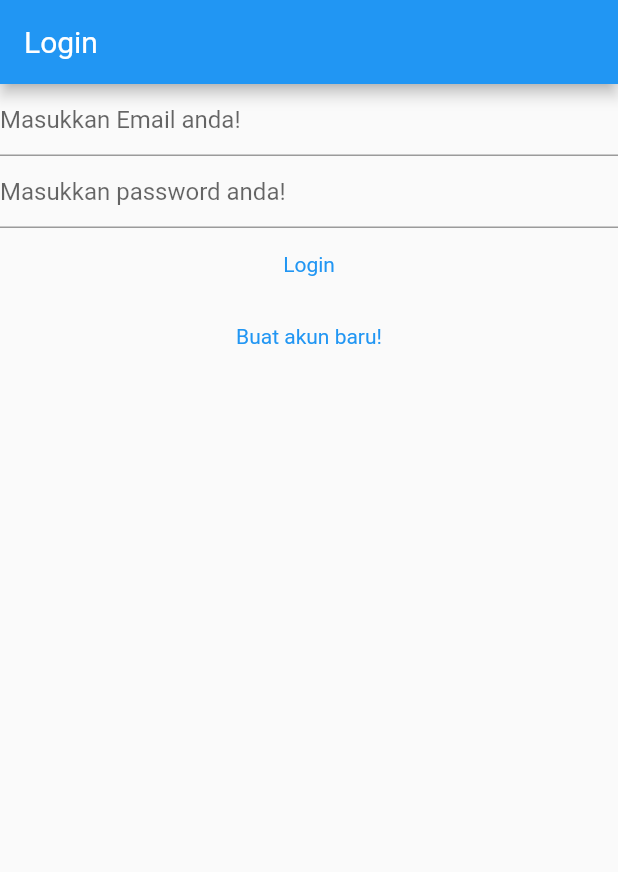
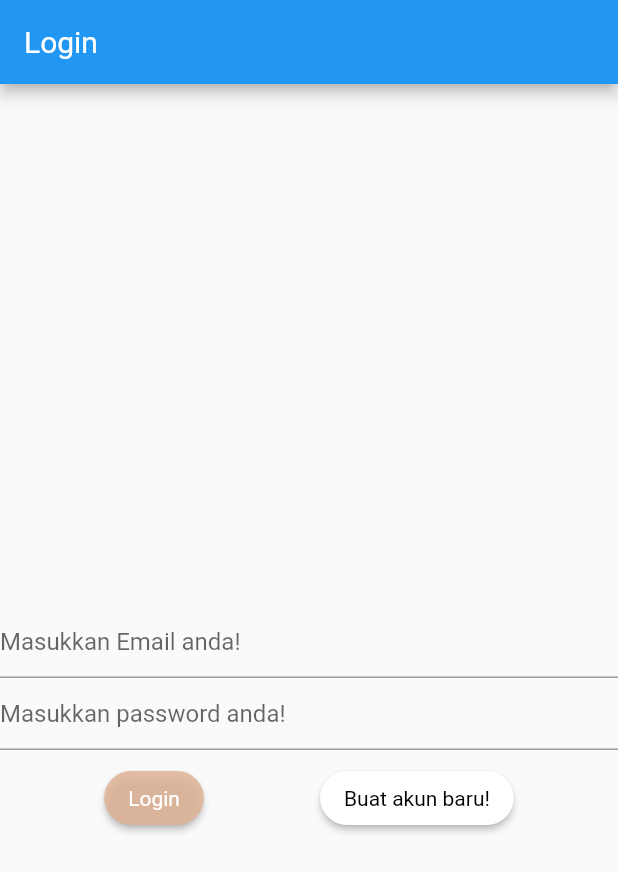
Before and after one commit to Faberroni/flutter_aspk_tembakau, a Flutter app: the screen it shows after launch, on a phone screen of 412 x 824 dp. Shown: the top 872 px of the screen. Run offline on Flutter 3.47's test engine with Material 2 defaults, Android fonts, the phone set to English and light mode, and no system bars; our stand-ins replace cloud_firestore, firebase_auth, firebase_core; accounts and stored records are empty.

Commit message:
UI changes

```diff
--- a/lib/Page/login_page.dart
+++ b/lib/Page/login_page.dart
@@ -1,4 +1,5 @@
 import 'package:flutter/material.dart';
+import 'package:flutter_aspk_tembakau/constants/colors.dart';
 import 'package:flutter_aspk_tembakau/constants/route.dart';
 import 'package:flutter_aspk_tembakau/functions/show_error_dialogue.dart';
 import 'package:flutter_aspk_tembakau/services/auth/auth_exceptions.dart';
@@ -31,16 +32,32 @@ class _LoginPageState extends State<LoginPage> {
 
   @override
   Widget build(BuildContext context) {
+    Size size = MediaQuery.of(context).size;
     return Scaffold(
+      resizeToAvoidBottomInset: true,
       appBar: AppBar(title: const Text("Login")),
       body: Column(
-        children: [
+        mainAxisAlignment: MainAxisAlignment.center,
+        children: <Widget>[
+          Container(
+            alignment: Alignment.centerLeft,
+            padding: const EdgeInsets.symmetric(horizontal: 40, vertical: 30),
+            child: const Text(
+              "",
+              style: TextStyle(
+                  fontWeight: FontWeight.bold,
+                  color: Color(0xFF2661FA),
+                  fontSize: 24),
+              textAlign: TextAlign.left,
+            ),
+          ),
           TextField(
             controller: _email,
             enableSuggestions: false,
             autocorrect: false,
             keyboardType: TextInputType.emailAddress,
             decoration: const InputDecoration(hintText: 'Masukkan Email anda!'),
+            enableIMEPersonalizedLearning: false,
           ),
           TextField(
               controller: _password,
@@ -49,8 +66,22 @@ class _LoginPageState extends State<LoginPage> {
               autocorrect: false,
               decoration:
                   const InputDecoration(hintText: 'Masukkan password anda!'),
-          ),
-          TextButton(
+              enableIMEPersonalizedLearning: false),
+          Row(
+            mainAxisAlignment: MainAxisAlignment.spaceEvenly,
+            children: [
+              Padding(
+                padding: const EdgeInsets.all(8.0),
+                child: Expanded(
+                  child: ElevatedButton(
+                    style: ButtonStyle(
+                        backgroundColor:
+                            MaterialStateProperty.all(AppColors.brown),
+                        shape:
+                            MaterialStateProperty.all<RoundedRectangleBorder>(
+                                RoundedRectangleBorder(
+                          borderRadius: BorderRadius.circular(18.0),
+                        ))),
                     onPressed: () async {
                       final email = _email.text;
                       final password = _password.text;
@@ -88,14 +119,37 @@ class _LoginPageState extends State<LoginPage> {
                     },
                     child: const Text('Login'),
                   ),
-          TextButton(
+                ),
+              ),
+              Padding(
+                padding: const EdgeInsets.all(8.0),
+                child: Expanded(
+                  child: ElevatedButton(
+                    style: ButtonStyle(
+                        backgroundColor:
+                            MaterialStateProperty.all(Colors.white),
+                        shape:
+                            MaterialStateProperty.all<RoundedRectangleBorder>(
+                                RoundedRectangleBorder(
+                          borderRadius: BorderRadius.circular(18.0),
+                        ))),
                     onPressed: () {
                       Navigator.of(context).pushNamedAndRemoveUntil(
                         registerRoute,
                         (route) => false,
                       );
                     },
-              child: const Text("Buat akun baru!"))
+                    child: const Text(
+                      "Buat akun baru!",
+                      style: TextStyle(
+                      color: Colors.black,
+                      ),
+                    ),
+                  ),
+                ),
+              )
+            ],
+          ),
         ],
       ),
     );
--- a/lib/Page/new_inventory_page.dart
+++ b/lib/Page/new_inventory_page.dart
@@ -10,7 +10,7 @@ class NewInventoryPage extends StatefulWidget {
 }
 
 class _NewInventoryPageState extends State<NewInventoryPage> {
-  CollectionReference firestoredb =
+  CollectionReference produk =
       FirebaseFirestore.instance.collection('produk');
 
   late final TextEditingController nameController;
@@ -37,16 +37,15 @@ class _NewInventoryPageState extends State<NewInventoryPage> {
   Widget build(BuildContext context) {
     Future<void> addProduct() {
       // Call the user's CollectionReference to add a new product
-      return firestoredb.add({
-        'nama_produk': nameController.text,
-        'jumlah': quantityController.text,
-        'deskripsi': descriptionController.text,
-        'waktu': DateTime.now(),
-      }).then((value) {
-        Navigator.of(context).pop(context);
-      }).catchError((error) {
-        return showErrorDialogFirestore(context, 'Terjadi Kesalahan $error');
-      });
+      return produk
+          .add({
+            'nama_produk': nameController.text,
+            'jumlah': quantityController.text,
+            'deskripsi': descriptionController.text,
+            'waktu': DateTime.now(),
+          })
+          .then((value) => print("User Added"))
+          .catchError((error) => print("Failed to add user: $error"));
     }
 
     return Scaffold(
@@ -87,7 +86,9 @@ class _NewInventoryPageState extends State<NewInventoryPage> {
             ),
           ),
           ElevatedButton(
-              onPressed: addProduct, child: const Text('Tambahkan Produk'))
+            onPressed: addProduct,
+            child: const Text('Tambahkan Produk'),
+          ),
         ],
       ),
     );
--- /dev/null
+++ b/lib/constants/colors.dart
@@ -0,0 +1,7 @@
+import 'package:flutter/material.dart';
+
+class AppColors {
+
+  static const Color? brown =  Color.fromARGB(220, 223, 180, 151);
+  static const Color? green = Color.fromARGB(255, 34, 199, 169);
+}
```
Lines whose indentation alone changed are shown as unchanged.
